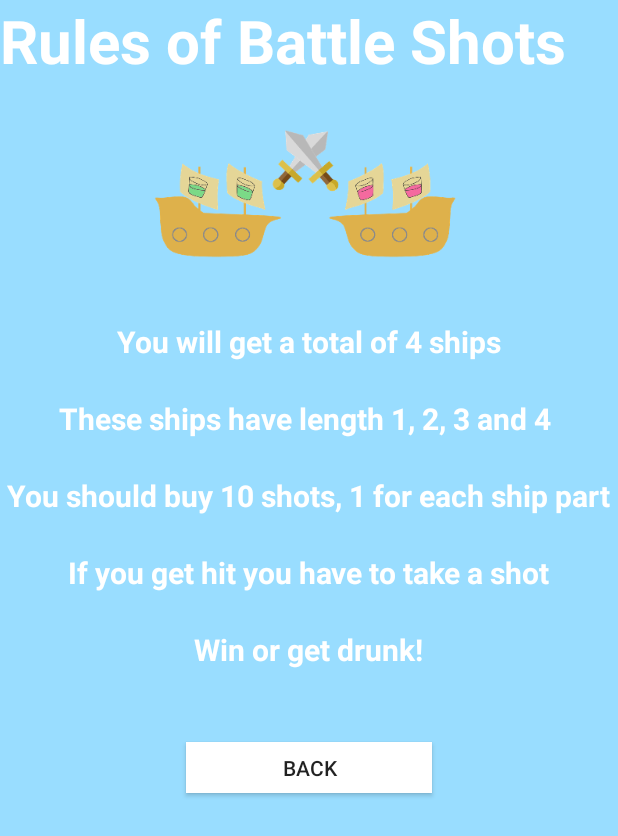
After one commit to MarcBrejner/Battleshots, an Android app: the gameRulesActivity screen opened directly, with no data from a screen before it, on a phone screen of 412 x 824 dp. The commit adds this screen. Shown: the top 836 px of the screen. Run offline under Robolectric (Android 15) with nearby library versions, the phone set to English and light mode, and no system bars.

Commit message:
Added rules activity and layout

```diff
--- a/app/src/main/AndroidManifest.xml
+++ b/app/src/main/AndroidManifest.xml
@@ -33,6 +33,8 @@
         android:screenOrientation="portrait"/>
         <activity android:name=".BattleActivity"
         android:screenOrientation="portrait"/>
+        <activity android:name=".gameRulesActivity"
+                  android:screenOrientation="portrait" />
     </application>
 
 
--- a/app/src/main/java/com/example/battleshots/BattleActivity.java
+++ b/app/src/main/java/com/example/battleshots/BattleActivity.java
@@ -277,7 +277,7 @@ public class BattleActivity extends AppCompatActivity {
         // Set Properties for OK Button
         final Button okBT = alertDialog.getButton(AlertDialog.BUTTON_NEUTRAL);
         LinearLayout.LayoutParams neutralBtnLP = (LinearLayout.LayoutParams) okBT.getLayoutParams();
-        neutralBtnLP.gravity = Gravity.FILL_HORIZONTAL;
+        neutralBtnLP.gravity = Gravity.CENTER;
         okBT.setPadding(0, 10, 0, 10);   // Set Position
         okBT.setTextColor(Color.BLUE);
         okBT.setLayoutParams(neutralBtnLP);
@@ -313,7 +313,7 @@ public class BattleActivity extends AppCompatActivity {
         // Set Properties for OK Button
         final Button okBT = alertDialog.getButton(AlertDialog.BUTTON_NEUTRAL);
         LinearLayout.LayoutParams neutralBtnLP = (LinearLayout.LayoutParams) okBT.getLayoutParams();
-        neutralBtnLP.gravity = Gravity.FILL_HORIZONTAL;
+        neutralBtnLP.gravity = Gravity.CENTER;
         okBT.setPadding(0, 10, 0, 10);   // Set Position
         okBT.setTextColor(Color.BLUE);
         okBT.setLayoutParams(neutralBtnLP);
--- a/app/src/main/java/com/example/battleshots/StartMenuActivity.java
+++ b/app/src/main/java/com/example/battleshots/StartMenuActivity.java
@@ -91,6 +91,11 @@ public class StartMenuActivity extends AppCompatActivity implements Serializable
         openJoinDialog();
     }
 
+    public void rulesActivity(View view) {
+        Intent intent = new Intent(getApplicationContext(), gameRulesActivity.class);
+        startActivity(intent);
+    }
+
 
 
     public void openNameDialog() {
@@ -131,7 +136,6 @@ public class StartMenuActivity extends AppCompatActivity implements Serializable
         // Set Properties for OK Button
         final Button okBT = alertDialog.getButton(AlertDialog.BUTTON_NEUTRAL);
         LinearLayout.LayoutParams neutralBtnLP = (LinearLayout.LayoutParams) okBT.getLayoutParams();
-        neutralBtnLP.gravity = Gravity.FILL_HORIZONTAL;
         okBT.setPadding(0, 10, 0, 10);   // Set Position
         okBT.setTextColor(Color.BLUE);
         okBT.setLayoutParams(neutralBtnLP);
--- /dev/null
+++ b/app/src/main/java/com/example/battleshots/gameRulesActivity.java
@@ -0,0 +1,12 @@
+package com.example.battleshots;
+
+import android.os.Bundle;
+import android.support.v7.app.AppCompatActivity;
+
+public class gameRulesActivity extends AppCompatActivity {
+
+    public void onCreate(Bundle savedInstanceState) {
+        super.onCreate(savedInstanceState);
+        setContentView(R.layout.battle_shots_rules);
+    }
+}
--- a/app/src/main/res/layout/activity_battle_mode.xml
+++ b/app/src/main/res/layout/activity_battle_mode.xml
@@ -603,7 +603,8 @@
     <LinearLayout
             android:layout_width="match_parent"
             android:layout_height="0dp"
-            android:layout_weight="0.4">
+            android:layout_weight="0.4"
+            android:layout_marginBottom="64dp">
 
         <Button
                 android:id="@+id/button_h0"
--- a/app/src/main/res/layout/activity_start_menu.xml
+++ b/app/src/main/res/layout/activity_start_menu.xml
@@ -13,14 +13,14 @@
     <ImageView
             android:id="@+id/logo_id"
             android:layout_width="250dp"
-            android:layout_height="138dp"
+            android:layout_height="160dp"
             android:layout_centerInParent="true"
             android:src="@mipmap/splashscreen"/>
 
     <TextView
             android:layout_width="wrap_content"
             android:layout_height="wrap_content"
-            android:layout_below="@+id/logo_id"
+            android:layout_below="@id/logo_id"
             android:layout_centerHorizontal="true"
             android:text="Battle Shots"
             android:textSize="40dp"
@@ -33,6 +33,14 @@
             android:textColor="@android:color/holo_blue_dark"
             android:textColorHighlight="@android:color/primary_text_dark"
             android:textSize="30sp"/>
+
+    <Button
+            android:text="Rules"
+            android:layout_width="164dp"
+            android:layout_height="34dp"
+            android:onClick="rulesActivity"
+            android:background="@color/white"
+            android:layout_margin="24dp"/>
 
     <Button
             android:text="Create Game"
--- /dev/null
+++ b/app/src/main/res/layout/battle_shots_rules.xml
@@ -0,0 +1,93 @@
+<?xml version="1.0" encoding="utf-8"?>
+<LinearLayout
+        xmlns:android="http://schemas.android.com/apk/res/android"
+        xmlns:tools="http://schemas.android.com/tools"
+        android:layout_width="match_parent"
+        android:layout_height="match_parent"
+        android:layout_gravity="center_vertical|center_horizontal"
+
+        android:background="@color/blue"
+        android:orientation="vertical">
+
+    <TextView
+            android:layout_width="match_parent"
+            android:layout_height="wrap_content"
+            android:layout_above="@id/rules_logo_id"
+            android:layout_centerHorizontal="true"
+            android:text="Rules of Battle Shots"
+            android:textSize="40dp"
+            android:textColor="@color/white"
+            android:layout_gravity="center_horizontal"
+            android:textStyle="bold"/>
+
+            <ImageView
+                android:id="@+id/rules_logo_id"
+                android:layout_width="250dp"
+                android:layout_height="160dp"
+                android:layout_centerInParent="true"
+                android:src="@mipmap/splashscreen"
+                android:layout_gravity="center_horizontal"/>
+
+            <TextView
+                    android:layout_width="wrap_content"
+                    android:layout_height="wrap_content"
+                    android:layout_centerHorizontal="true"
+                    android:text="You will get a total of 4 ships"
+                    android:textSize="20dp"
+                    android:textColor="@color/white"
+                    android:layout_marginBottom="24dp"
+                    android:layout_gravity="center_horizontal"
+                    android:textStyle="bold"/>
+
+    <TextView
+            android:layout_width="wrap_content"
+            android:layout_height="wrap_content"
+            android:layout_centerHorizontal="true"
+            android:text="These ships have length 1, 2, 3 and 4 "
+            android:textSize="20dp"
+            android:textColor="@color/white"
+            android:layout_marginBottom="24dp"
+            android:layout_gravity="center_horizontal"
+            android:textStyle="bold"/>
+
+    <TextView
+            android:layout_width="wrap_content"
+            android:layout_height="wrap_content"
+            android:layout_centerHorizontal="true"
+            android:text="You should buy 10 shots, 1 for each ship part"
+            android:textSize="20dp"
+            android:textColor="@color/white"
+            android:layout_marginBottom="24dp"
+            android:layout_gravity="center_horizontal"
+            android:textStyle="bold"/>
+
+    <TextView
+            android:layout_width="wrap_content"
+            android:layout_height="wrap_content"
+            android:layout_centerHorizontal="true"
+            android:text="If you get hit you have to take a shot"
+            android:textSize="20dp"
+            android:textColor="@color/white"
+            android:layout_marginBottom="24dp"
+            android:layout_gravity="center_horizontal"
+            android:textStyle="bold"/>
+
+    <TextView
+            android:layout_width="wrap_content"
+            android:layout_height="wrap_content"
+            android:layout_centerHorizontal="true"
+            android:text="Win or get drunk!"
+            android:textSize="20dp"
+            android:textColor="@color/white"
+            android:layout_marginBottom="24dp"
+            android:layout_gravity="center_horizontal"
+            android:textStyle="bold"/>
+
+    <Button
+            android:layout_width="164dp"
+            android:layout_height="34dp"
+            android:text="Back"
+            android:layout_gravity="center_horizontal"
+            android:background="@color/white"
+            android:layout_margin="24dp"/>
+</LinearLayout>
```
